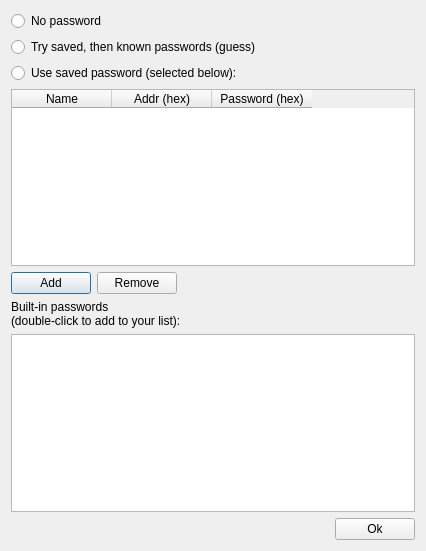
Before: the Qt Designer form dialogpass.ui in bigbigmdm/SFP-Master, drawn with Qt 5.
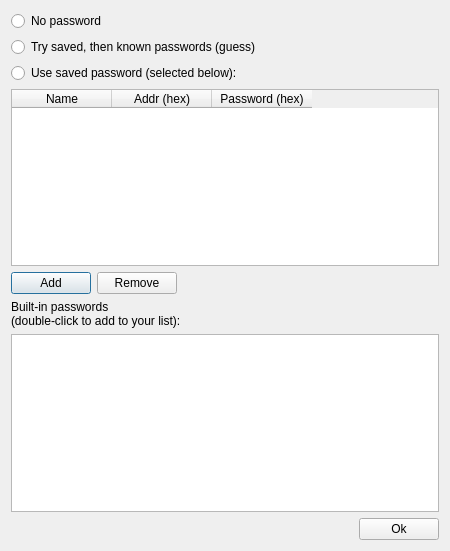
After: the same form once the commit is applied. Icons and pictures are not drawn.

What changed in the file:
```diff
--- a/dialogpass.ui
+++ b/dialogpass.ui
@@ -6,13 +6,13 @@
    <rect>
     <x>0</x>
     <y>0</y>
-    <width>426</width>
+    <width>450</width>
     <height>551</height>
    </rect>
   </property>
   <property name="minimumSize">
    <size>
-    <width>360</width>
+    <width>450</width>
     <height>0</height>
    </size>
   </property>
```
